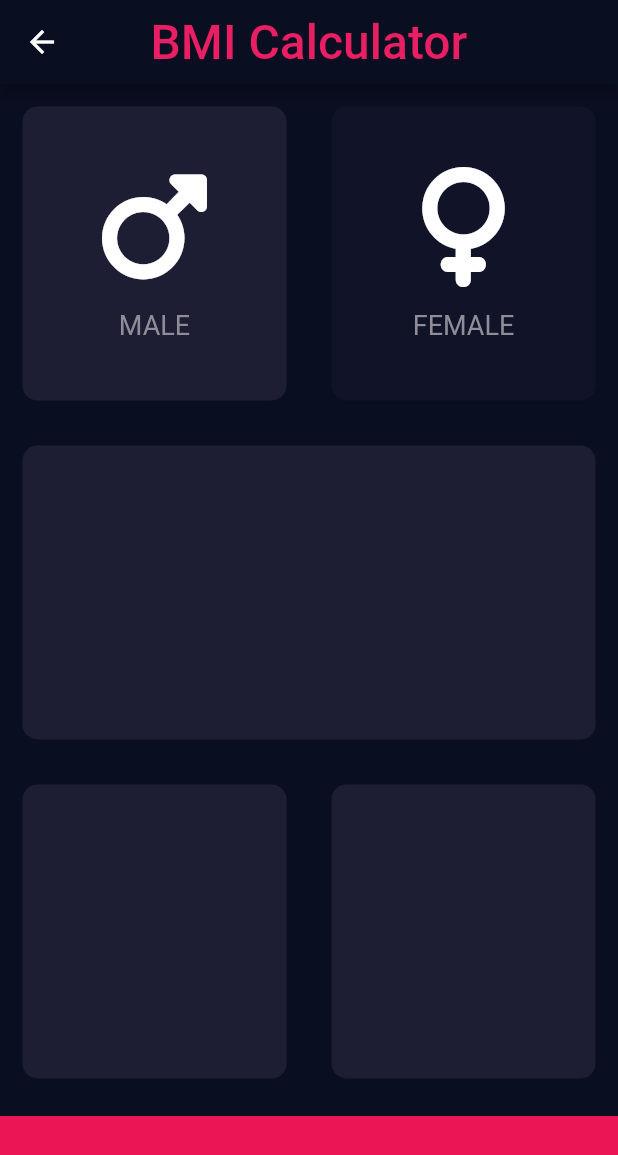
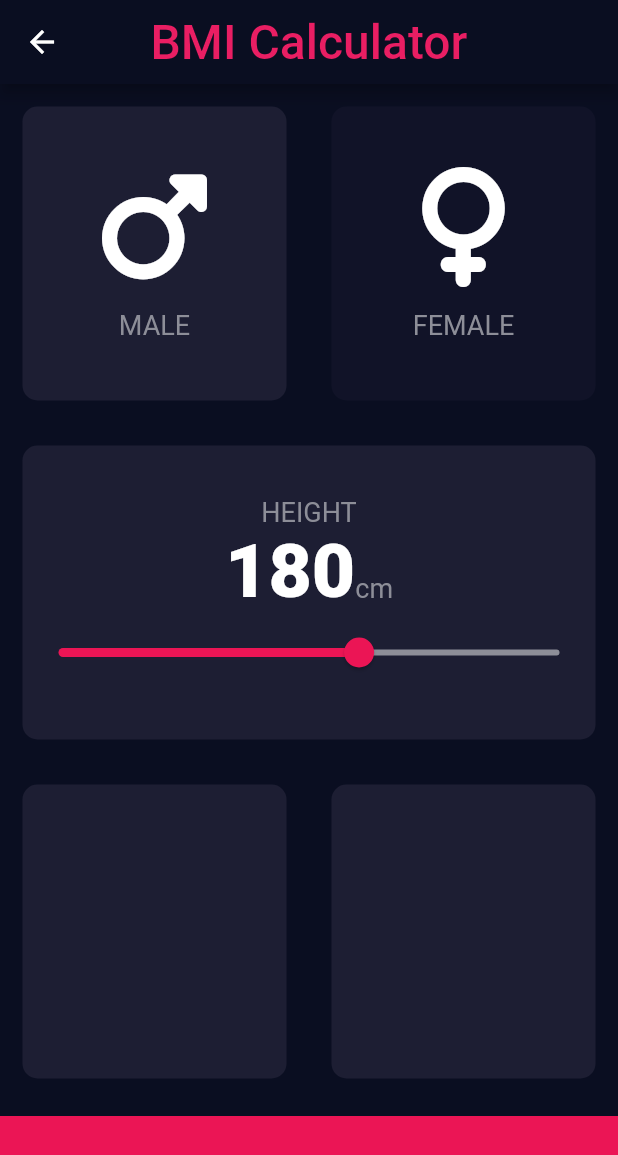
Before and after one commit to SergioSorokin/udemy_flutter_course, a Flutter app: the InputPage screen opened directly, on a phone screen of 412 x 824 dp. Shown: the top 1155 px of the screen. Run offline on Flutter 3.47's test engine with Material 2 defaults, Android fonts, the phone set to English and light mode, and no system bars; our stand-ins replace audioplayers, font_awesome_flutter, rflutter_alert.

Commit message:
moved constants to a separate file and implemented slider widget

```diff
--- /dev/null
+++ b/lib/section/12/constants.dart
@@ -0,0 +1,16 @@
+import 'package:flutter/cupertino.dart';
+
+const kBottomContainerHeight = 80.0;
+const kActiveCardColour = Color(0xFF1D1E33);
+const kInactiveCardColour = Color(0xFF111328);
+const kBottomContainerColour = Color(0xFFEB1555);
+const kLabelTextColour = Color(0xFF8D8E98);
+
+const kLabelTextStile = TextStyle(
+  fontSize: 18,
+  color: kLabelTextColour,
+);
+const kNumberTextStile = TextStyle(
+  fontSize: 50,
+  fontWeight: FontWeight.w900,
+);
--- a/lib/section/12/icon_content.dart
+++ b/lib/section/12/icon_content.dart
@@ -1,4 +1,5 @@
 import 'package:flutter/material.dart';
+import 'package:udemy_flutter_course/section/12/constants.dart';
 
 class IconContent extends StatelessWidget {
   const IconContent({
@@ -25,10 +26,7 @@ class IconContent extends StatelessWidget {
         ),
         Text(
           title,
-          style: const TextStyle(
-            fontSize: 18,
-            color: Color(0xFF8D8E98),
-          ),
+          style: kLabelTextStile
         )
       ],
     );
--- a/lib/section/12/input_page.dart
+++ b/lib/section/12/input_page.dart
@@ -1,12 +1,8 @@
 import 'package:flutter/material.dart';
 import 'package:font_awesome_flutter/font_awesome_flutter.dart';
+import 'package:udemy_flutter_course/section/12/constants.dart';
 import 'package:udemy_flutter_course/section/12/icon_content.dart';
 import 'package:udemy_flutter_course/section/12/reusable_card.dart';
-
-const bottomContainerHeight = 80.0;
-const activeCardColour = Color(0xFF1D1E33);
-const inactiveCardColour = Color(0xFF111328);
-const bottomContainerColour = Color(0xFFEB1555);
 
 enum Gender { male, female }
 
@@ -18,8 +14,8 @@ class InputPage extends StatefulWidget {
 }
 
 class _InputPageState extends State<InputPage> {
-
   Gender selectedGender = Gender.male;
+  int height = 180;
 
   @override
   Widget build(BuildContext context) {
@@ -32,6 +28,7 @@ class _InputPageState extends State<InputPage> {
         centerTitle: true,
       ),
       body: Column(
+        crossAxisAlignment: CrossAxisAlignment.stretch,
         children: [
           Expanded(
             child: Row(
@@ -46,8 +43,8 @@ class _InputPageState extends State<InputPage> {
                       );
                     },
                     colour: selectedGender == Gender.male
-                        ? activeCardColour
-                        : inactiveCardColour,
+                        ? kActiveCardColour
+                        : kInactiveCardColour,
                     cardChild: const IconContent(
                       icon: FontAwesomeIcons.mars,
                       title: 'MALE',
@@ -64,8 +61,8 @@ class _InputPageState extends State<InputPage> {
                       );
                     },
                     colour: selectedGender == Gender.female
-                        ? activeCardColour
-                        : inactiveCardColour,
+                        ? kActiveCardColour
+                        : kInactiveCardColour,
                     cardChild: const IconContent(
                       icon: FontAwesomeIcons.venus,
                       title: 'FEMALE',
@@ -75,9 +72,41 @@ class _InputPageState extends State<InputPage> {
               ],
             ),
           ),
-          const Expanded(
+          Expanded(
             child: ReusableCard(
-              colour: activeCardColour,
+              colour: kActiveCardColour,
+              cardChild: Column(
+                mainAxisAlignment: MainAxisAlignment.center,
+                children: [
+                  const Text(
+                    'HEIGHT',
+                    style: kLabelTextStile,
+                  ),
+                  Row(
+                    mainAxisAlignment: MainAxisAlignment.center,
+                    crossAxisAlignment: CrossAxisAlignment.baseline,
+                    textBaseline: TextBaseline.alphabetic,
+                    children: [
+                      Text(height.toString(), style: kNumberTextStile),
+                      const Text('cm', style: kLabelTextStile),
+                    ],
+                  ),
+                  Slider(
+                    value: height.toDouble(),
+                    min: 120,
+                    max: 220,
+                    activeColor: kBottomContainerColour,
+                    inactiveColor: kLabelTextColour,
+                    onChanged: (double newValue) {
+                      setState(
+                        () {
+                          height = newValue.round();
+                        },
+                      );
+                    },
+                  ),
+                ],
+              ),
             ),
           ),
           Expanded(
@@ -85,21 +114,21 @@ class _InputPageState extends State<InputPage> {
               children: const [
                 Expanded(
                   child: ReusableCard(
-                    colour: activeCardColour,
+                    colour: kActiveCardColour,
                   ),
                 ),
                 Expanded(
                   child: ReusableCard(
-                    colour: activeCardColour,
+                    colour: kActiveCardColour,
                   ),
                 ),
               ],
             ),
           ),
           Container(
-            height: bottomContainerHeight,
+            height: kBottomContainerHeight,
             width: double.infinity,
-            color: bottomContainerColour,
+            color: kBottomContainerColour,
             margin: const EdgeInsets.only(top: 10),
           )
         ],
```
